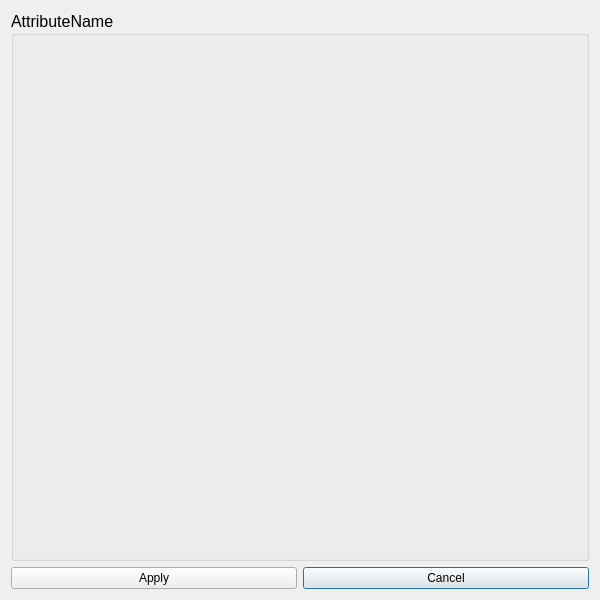
maelm-Epita/Noupharen, file forms/wattrsettingswindow.ui: the form before one commit.
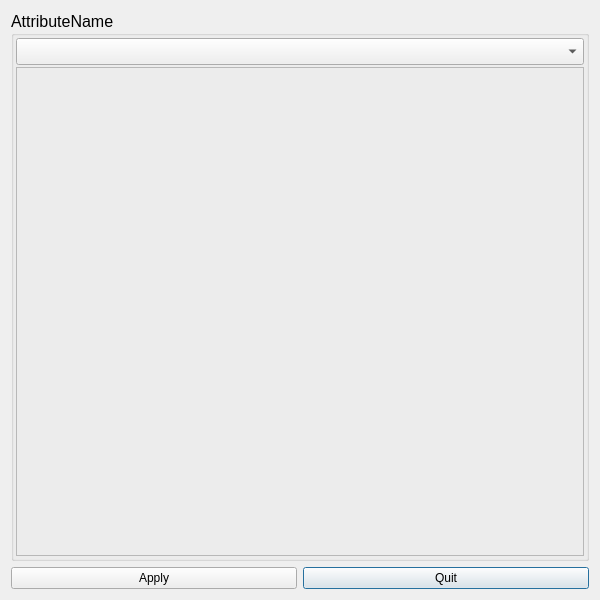
The form after the commit.

The edit to the form file:
```diff
--- a/forms/wattrsettingswindow.ui
+++ b/forms/wattrsettingswindow.ui
@@ -17,7 +17,7 @@
    <item row="7" column="1">
     <widget class="QPushButton" name="cancelBtn">
      <property name="text">
-      <string>Cancel</string>
+      <string>Quit</string>
      </property>
     </widget>
    </item>
@@ -57,6 +57,20 @@
       <property name="bottomMargin">
        <number>2</number>
       </property>
+      <item>
+       <widget class="QComboBox" name="presetCbBox"/>
+      </item>
+      <item>
+       <widget class="QFrame" name="argsFrame">
+        <property name="frameShape">
+         <enum>QFrame::Shape::StyledPanel</enum>
+        </property>
+        <property name="frameShadow">
+         <enum>QFrame::Shadow::Raised</enum>
+        </property>
+        <layout class="QVBoxLayout" name="argsLayout"/>
+       </widget>
+      </item>
      </layout>
     </widget>
    </item>
```
Left out of the diff: 6 changed lines with no effect on the pictures.
